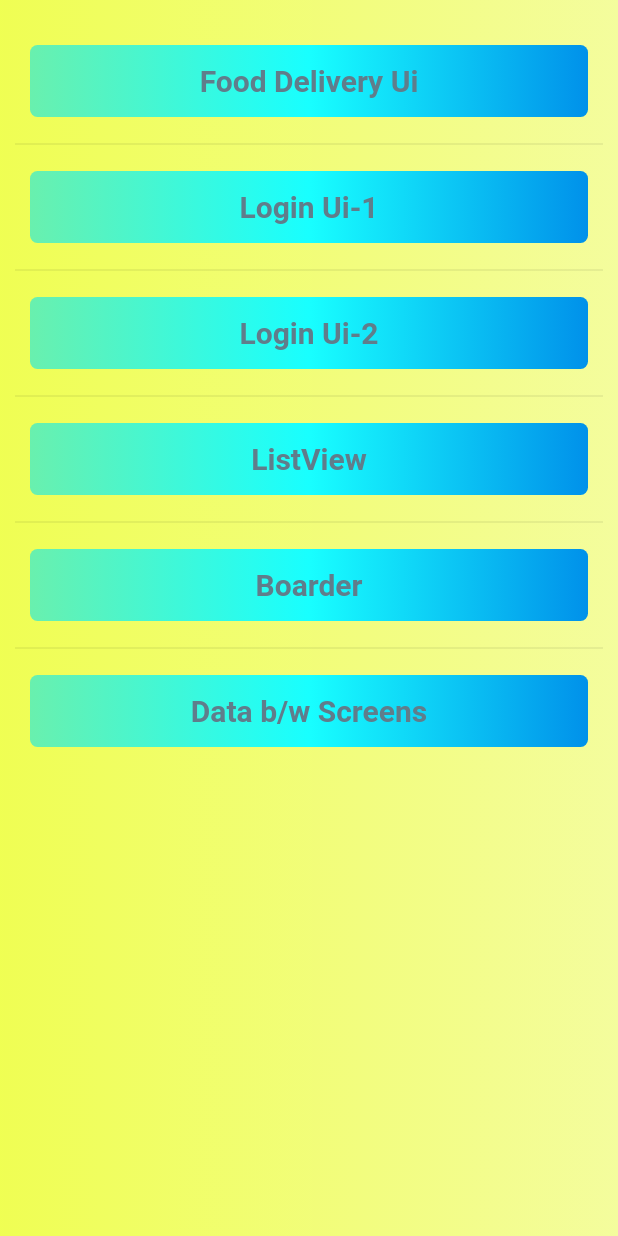
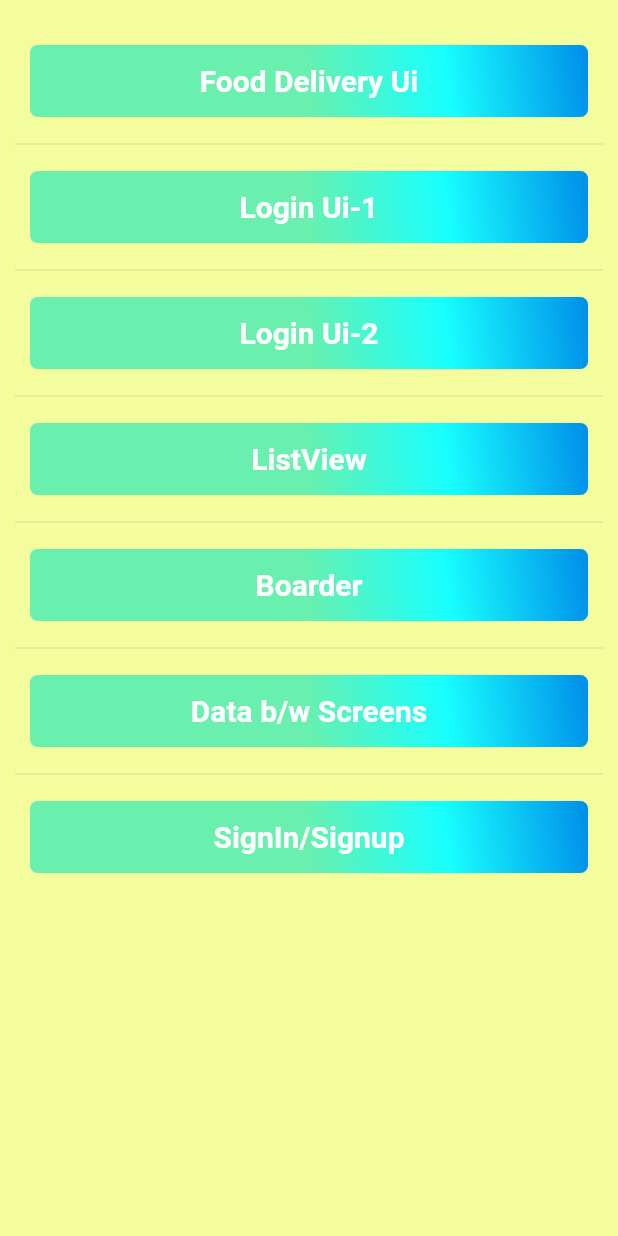
Before and after one commit to ABKZR/flutter_projects, a Flutter app: the screen it shows after launch, on a phone screen of 412 x 824 dp. Run offline on Flutter 3.47's test engine with Material 2 defaults, Android fonts, the phone set to English and light mode, and no system bars.

Commit message:
new module

```diff
--- /dev/null
+++ b/lib/Login_Ui_3/signin.dart
@@ -0,0 +1,16 @@
+import 'package:flutter/material.dart';
+class Signin extends StatefulWidget {
+  const Signin({Key? key}) : super(key: key);
+
+  @override
+  _SigninState createState() => _SigninState();
+}
+
+class _SigninState extends State<Signin> {
+  @override
+  Widget build(BuildContext context) {
+    return Scaffold(
+
+    );
+  }
+}
--- /dev/null
+++ b/lib/Login_Ui_3/signup.dart
@@ -0,0 +1,14 @@
+import 'package:flutter/material.dart';
+class Signup extends StatefulWidget {
+  const Signup({Key? key}) : super(key: key);
+
+  @override
+  _SignupState createState() => _SignupState();
+}
+
+class _SignupState extends State<Signup> {
+  @override
+  Widget build(BuildContext context) {
+    return Scaffold();
+  }
+}
--- a/lib/main.dart
+++ b/lib/main.dart
@@ -3,6 +3,7 @@ import 'package:flutter/material.dart';
 import 'package:flutter_project/Data%20Between%20Screens/screen_one.dart';
 import 'package:flutter_project/List/list_view.dart';
 import 'package:flutter_project/Login_Ui_1/login_page.dart';
+import 'package:flutter_project/Login_Ui_3/home.dart';
 import 'package:flutter_project/border/border.dart';
 import 'package:flutter_project/food_app_ui/home_page.dart';
 import 'package:flutter_project/login_ui_2/Login_screen.dart';
@@ -40,7 +41,7 @@ class Dashboard extends StatelessWidget {
         //padding: EdgeInsets.symmetric(horizontal: 50),
         decoration: BoxDecoration(
           gradient: LinearGradient(
-            begin: AlignmentDirectional.centerStart,
+            begin: Alignment.centerRight,
             colors: [
               Colors.limeAccent.withOpacity(.9),
               Colors.limeAccent.withOpacity(.7),
@@ -67,7 +68,9 @@ class Dashboard extends StatelessWidget {
               Divider(),
               dashboardButton(title: 'Boarder', page: AnimatedContainerApp()),
               Divider(),
-              dashboardButton(title: 'Data b/w Screens', page: news())
+              dashboardButton(title: 'Data b/w Screens', page: news()),
+              Divider(),
+              dashboardButton(title: 'SignIn/Signup', page: HomeScreen()),
             ],
           ),
       ]
@@ -90,6 +93,7 @@ final page;
       decoration: BoxDecoration(
         borderRadius: BorderRadius.circular(5),
         gradient: LinearGradient(
+          begin: Alignment.bottomCenter,
           colors: [
             Colors.greenAccent,
             Colors.cyanAccent,
@@ -101,7 +105,7 @@ final page;
         child: Text(title,style: TextStyle(
           fontWeight: FontWeight.bold,
           fontSize: 20,
-          color: Colors.blueGrey
+          color: Colors.white
         ),),
         onPressed: (){
           Navigator.of(context).push(MaterialPageRoute(builder: (context)=>page));
```
Also changed, not shown: lib/Login_Ui_3/home.dart (added, +100 -0 lines), assets/images/Illustration.png (added), assets/images/background-1.png (added).
